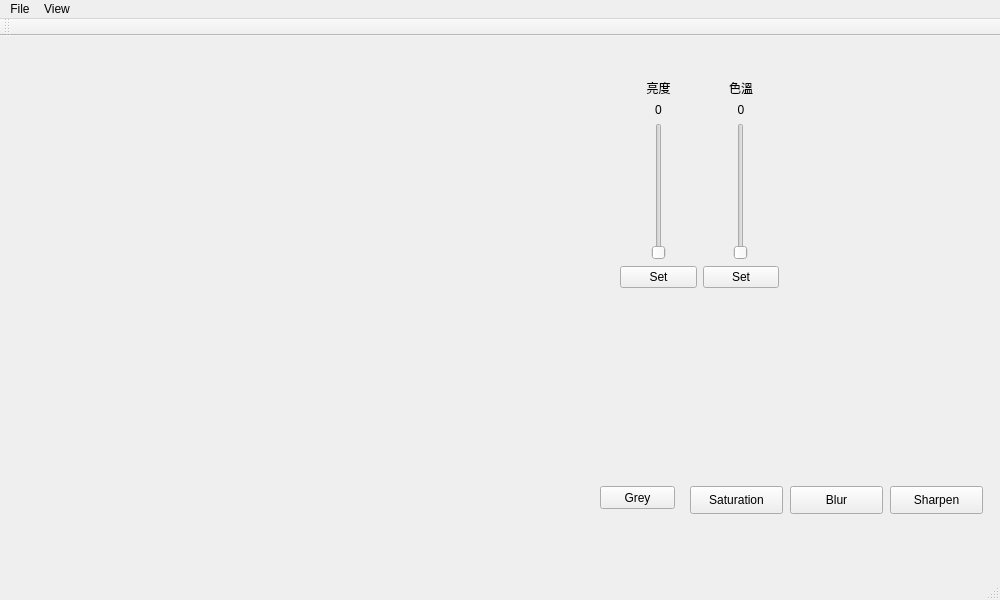
Above: mainwindow.ui from WesleyCh3n/Photo-Editor before the change. Below: the same form after it.
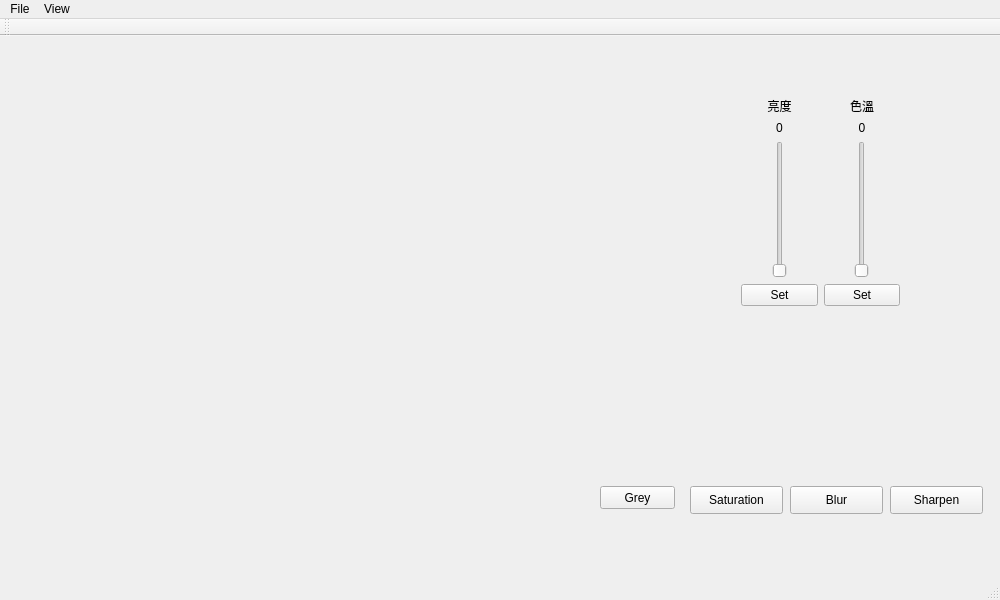
That is the form after the change.

```diff
--- a/mainwindow.ui
+++ b/mainwindow.ui
@@ -43,8 +43,8 @@
    <widget class="QWidget" name="horizontalLayoutWidget">
     <property name="geometry">
      <rect>
-      <x>609</x>
-      <y>32</y>
+      <x>730</x>
+      <y>50</y>
       <width>181</width>
       <height>231</height>
      </rect>
```
Left out of the diff: 8 changed lines with no effect on the pictures.
